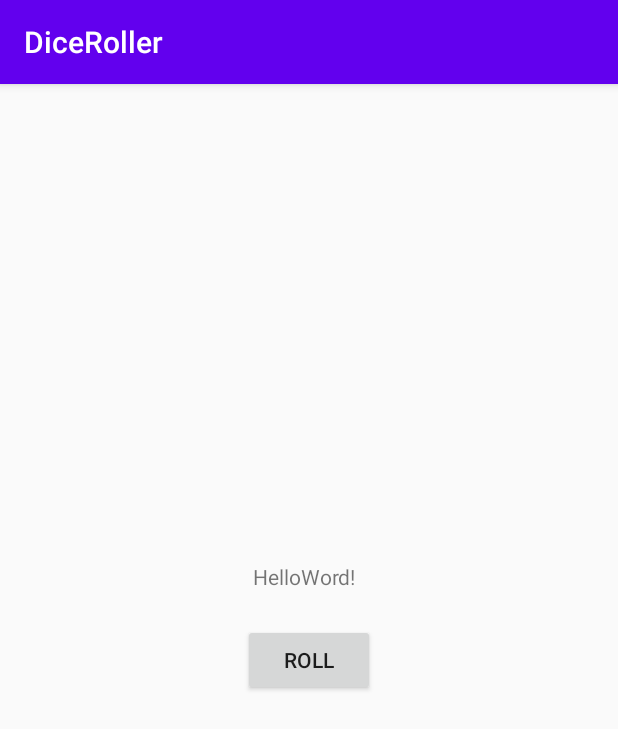
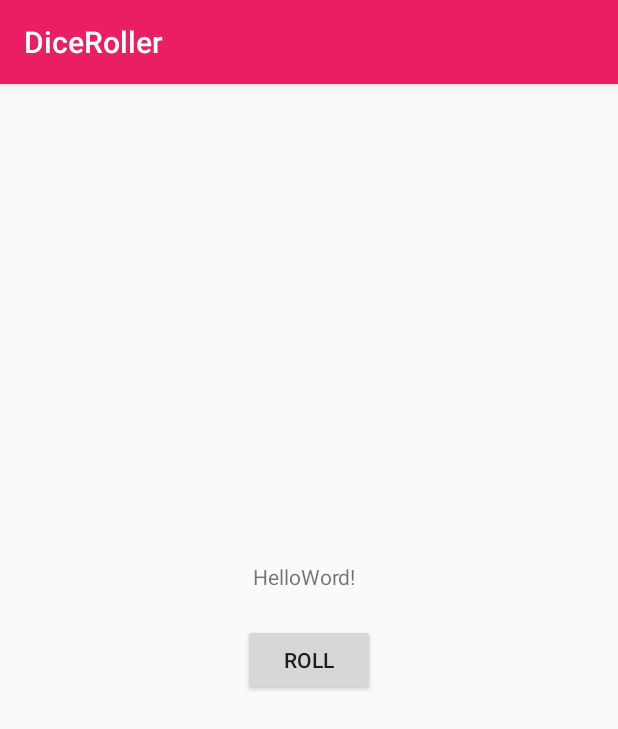
Before and after one commit to carlosedu11/AtividadeAvaliativa, an Android app: the screen it shows after launch (MainActivity), on a phone screen of 412 x 824 dp. Shown: the top 729 px of the screen. Run offline under Robolectric (Android 15) with nearby library versions, the phone set to English and light mode, and no system bars.

```diff
--- a/app/src/main/java/com/example/diceroller/MainActivity.kt
+++ b/app/src/main/java/com/example/diceroller/MainActivity.kt
@@ -4,7 +4,6 @@ import android.support.v7.app.AppCompatActivity
 import android.os.Bundle
 import android.widget.Button
 import android.widget.TextView
-import android.widget.Toast
 
 class MainActivity : AppCompatActivity() {
 
--- a/app/src/main/res/values/colors.xml
+++ b/app/src/main/res/values/colors.xml
@@ -1,7 +1,7 @@
 <?xml version="1.0" encoding="utf-8"?>
 <resources>
-    <color name="purple_200">#FFBB86FC</color>
-    <color name="purple_500">#FF6200EE</color>
+    <color name="purple_200">#5e35b1</color>
+    <color name="purple_500">#E91E63</color>
     <color name="purple_700">#FF3700B3</color>
     <color name="teal_200">#FF03DAC5</color>
     <color name="teal_700">#FF018786</color>
```
